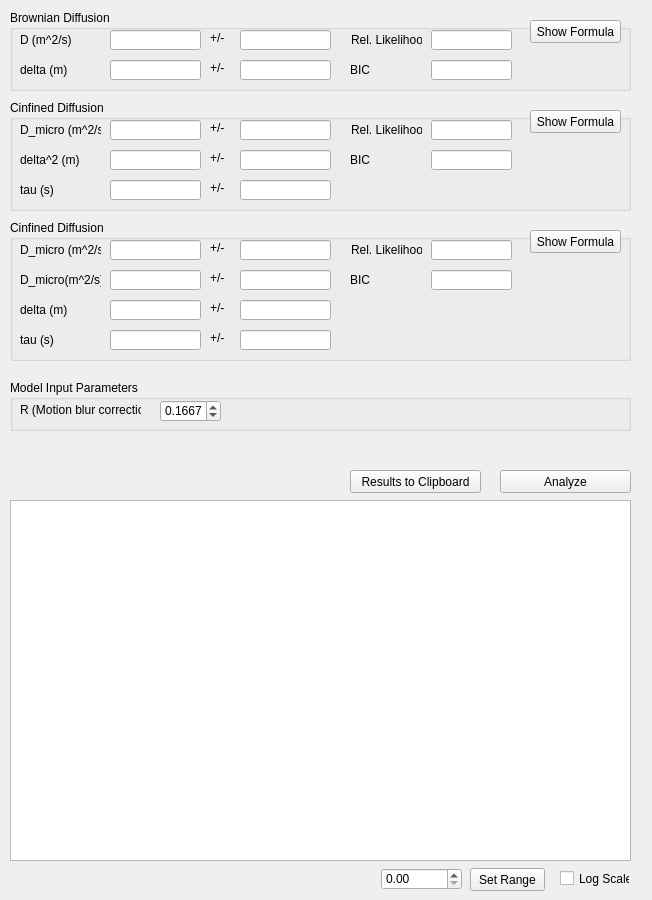
This is gui/tab/adc.ui in Eggeling-Lab-Microscope-Software/TRAIT2D as Qt 5 draws it before an edit. The edited form follows.
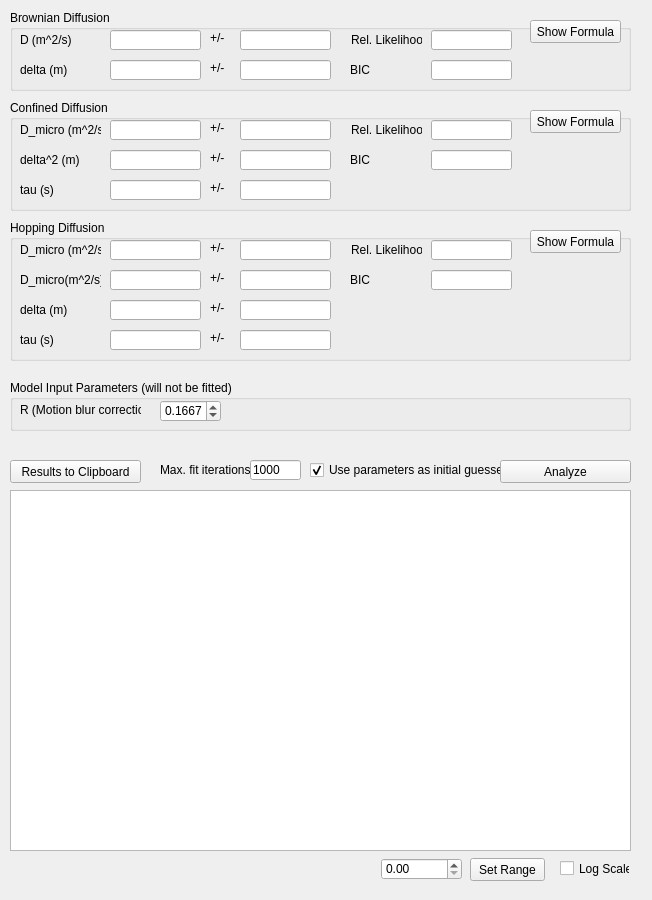
This is the edited form. Custom widgets are drawn as their Qt base class.

```diff
--- a/gui/tab/adc.ui
+++ b/gui/tab/adc.ui
@@ -23,7 +23,7 @@
     </rect>
    </property>
    <property name="title">
-    <string>Model Input Parameters</string>
+    <string>Model Input Parameters (will not be fitted)</string>
    </property>
    <widget class="QLabel" name="labelInputParam1">
     <property name="geometry">
@@ -235,7 +235,7 @@
     </rect>
    </property>
    <property name="title">
-    <string>Cinfined Diffusion</string>
+    <string>Confined Diffusion</string>
    </property>
    <widget class="QPushButton" name="pushButtonFormula_2">
     <property name="geometry">
@@ -445,7 +445,7 @@
     </rect>
    </property>
    <property name="title">
-    <string>Cinfined Diffusion</string>
+    <string>Hopping Diffusion</string>
    </property>
    <widget class="QPushButton" name="pushButtonFormula_3">
     <property name="geometry">
@@ -695,7 +695,7 @@
    <property name="geometry">
     <rect>
      <x>470</x>
-     <y>868</y>
+     <y>858</y>
      <width>75</width>
      <height>23</height>
     </rect>
@@ -708,7 +708,7 @@
    <property name="geometry">
     <rect>
      <x>381</x>
-     <y>868</y>
+     <y>858</y>
      <width>81</width>
      <height>22</height>
     </rect>
@@ -721,7 +721,7 @@
    <property name="geometry">
     <rect>
      <x>500</x>
-     <y>470</y>
+     <y>460</y>
      <width>131</width>
      <height>23</height>
     </rect>
@@ -734,7 +734,7 @@
    <property name="geometry">
     <rect>
      <x>560</x>
-     <y>870</y>
+     <y>860</y>
      <width>70</width>
      <height>17</height>
     </rect>
@@ -746,8 +746,8 @@
   <widget class="QPushButton" name="pushButtonClipboard">
    <property name="geometry">
     <rect>
-     <x>350</x>
-     <y>470</y>
+     <x>10</x>
+     <y>460</y>
      <width>131</width>
      <height>23</height>
     </rect>
@@ -760,12 +760,54 @@
    <property name="geometry">
     <rect>
      <x>10</x>
-     <y>500</y>
+     <y>490</y>
      <width>621</width>
      <height>361</height>
     </rect>
    </property>
   </widget>
+  <widget class="QCheckBox" name="checkBoxUseInitial">
+   <property name="geometry">
+    <rect>
+     <x>310</x>
+     <y>460</y>
+     <width>191</width>
+     <height>20</height>
+    </rect>
+   </property>
+   <property name="text">
+    <string>Use parameters as initial guesses</string>
+   </property>
+   <property name="checked">
+    <bool>true</bool>
+   </property>
+  </widget>
+  <widget class="QLineEdit" name="lineEditMaxIt">
+   <property name="geometry">
+    <rect>
+     <x>250</x>
+     <y>460</y>
+     <width>51</width>
+     <height>20</height>
+    </rect>
+   </property>
+   <property name="text">
+    <string>1000</string>
+   </property>
+  </widget>
+  <widget class="QLabel" name="labelMaxIt">
+   <property name="geometry">
+    <rect>
+     <x>160</x>
+     <y>460</y>
+     <width>91</width>
+     <height>20</height>
+    </rect>
+   </property>
+   <property name="text">
+    <string>Max. fit iterations</string>
+   </property>
+  </widget>
  </widget>
  <customwidgets>
   <customwidget>
```
